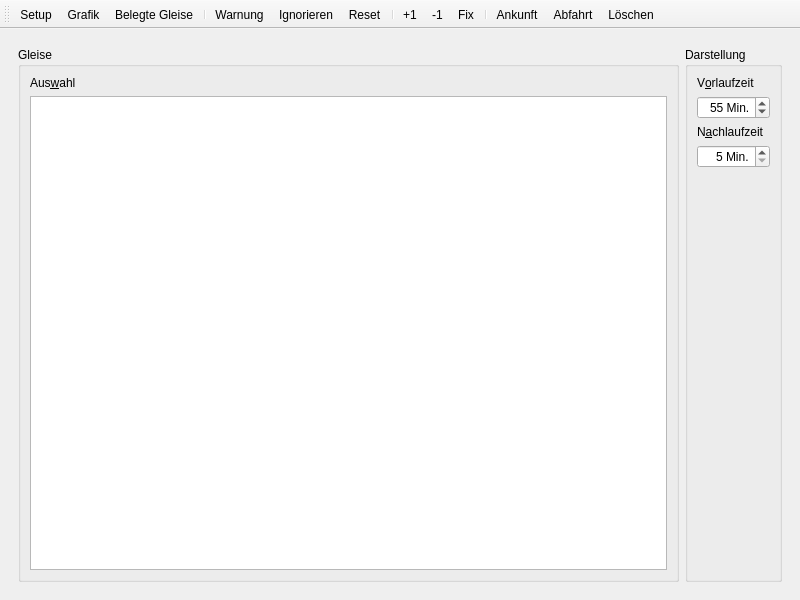
Above: stskit/qt/gleisbelegung.ui from topological-state/stskit before the change. Below: the same form after it.
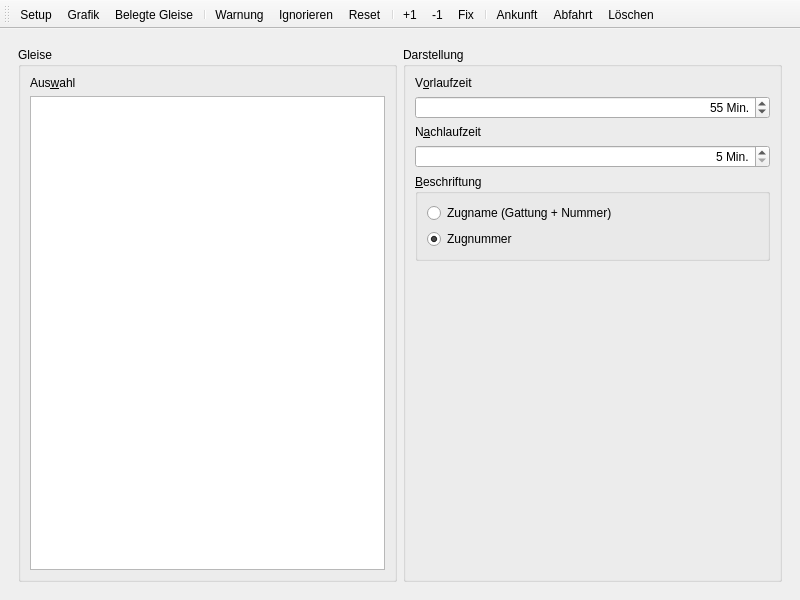
That is the form after the change. The open tabs and pages were chosen to show the change. Icons and pictures are not drawn.

Commit message: Einstellbare Zugbeschriftung in Bildfahrplan und Gleisbelegung

Patch:
```diff
--- a/stskit/qt/gleisbelegung.ui
+++ b/stskit/qt/gleisbelegung.ui
@@ -118,6 +118,38 @@
              </property>
             </widget>
            </item>
+           <item>
+            <widget class="QGroupBox" name="beschriftung_group">
+             <property name="sizePolicy">
+              <sizepolicy hsizetype="Expanding" vsizetype="Minimum">
+               <horstretch>0</horstretch>
+               <verstretch>0</verstretch>
+              </sizepolicy>
+             </property>
+             <property name="title">
+              <string>&amp;Beschriftung</string>
+             </property>
+             <layout class="QVBoxLayout" name="verticalLayout_2">
+              <item>
+               <widget class="QRadioButton" name="name_button">
+                <property name="text">
+                 <string>Zugname (Gattung + Nummer)</string>
+                </property>
+               </widget>
+              </item>
+              <item>
+               <widget class="QRadioButton" name="nummer_button">
+                <property name="text">
+                 <string>Zugnummer</string>
+                </property>
+                <property name="checked">
+                 <bool>true</bool>
+                </property>
+               </widget>
+              </item>
+             </layout>
+            </widget>
+           </item>
            <item>
             <widget class="QWidget" name="darstellung_stretch" native="true">
              <property name="sizePolicy">
```
Left out of the diff: 2 changed lines with no effect on the pictures. The commit also changes 9 other files.
